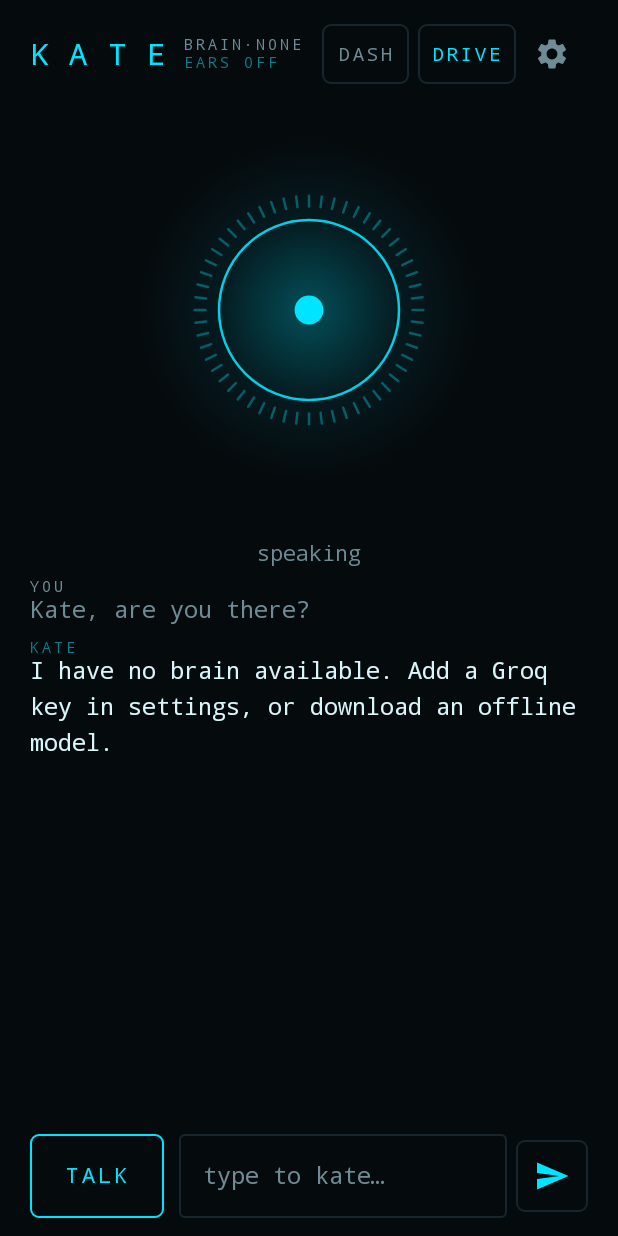
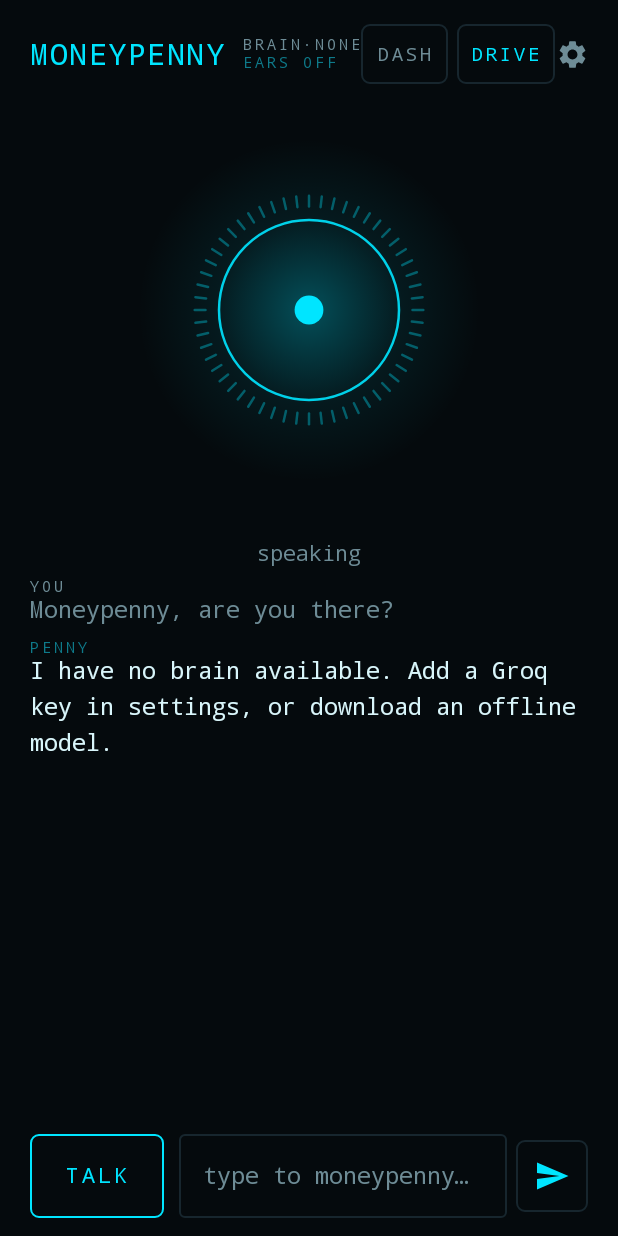
Before and after one commit to LukeTempleman/kate, an Android app built with Jetpack Compose: the screen it shows after launch (MainActivity), after a tap on "TALK", on a phone screen of 412 x 824 dp. Run offline under Robolectric (Android 15) with nearby library versions, the phone set to English and light mode, and no system bars; our stand-ins replace Room's generated code; libraries missing offline, so code that uses them is left out: com.google.mediapipe.tasks, org.apache.commons; 10 statements that could not run were skipped.

Commit message:
Rename Kate → Moneypenny: app label, persona, wake word (▁MONEY PE N N Y + kate alias), UI, intents, portal + release pages; 0.5.0
Co-Authored-By: Claude Fable 5 <noreply@anthropic.com>

```diff
--- a/app/build.gradle.kts
+++ b/app/build.gradle.kts
@@ -15,8 +15,8 @@ android {
         applicationId = "tech.gonxt.kate"
         minSdk = 31
         targetSdk = 36
-        versionCode = 7
-        versionName = "0.4.3"
+        versionCode = 8
+        versionName = "0.5.0"
 
         ndk {
             abiFilters += "arm64-v8a"
--- a/app/src/main/AndroidManifest.xml
+++ b/app/src/main/AndroidManifest.xml
@@ -11,7 +11,7 @@
 
     <application
         android:name=".KateApplication"
-        android:label="Kate"
+        android:label="Moneypenny"
         android:icon="@mipmap/ic_launcher"
         android:supportsRtl="true"
         android:theme="@style/Theme.Kate">
--- a/app/src/main/java/tech/gonxt/kate/KateViewModel.kt
+++ b/app/src/main/java/tech/gonxt/kate/KateViewModel.kt
@@ -47,7 +47,7 @@ class KateViewModel(app: Application) : AndroidViewModel(app) {
     val drivingMode = MutableStateFlow(false)
 
     private val demoUtterances = listOf(
-        "Kate, are you there?",
+        "Moneypenny, are you there?",
         "What can you do so far?",
         "Tell me about your voice.",
         "Who are you?",
--- a/app/src/main/java/tech/gonxt/kate/brain/Brain.kt
+++ b/app/src/main/java/tech/gonxt/kate/brain/Brain.kt
@@ -13,6 +13,6 @@ interface Brain {
     fun reply(history: List<ChatMessage>): Flow<String>
 }
 
-const val KATE_PERSONA = """You are Kate, a warm, concise British personal assistant speaking aloud in a car.
+const val KATE_PERSONA = """You are Moneypenny, a warm, concise British personal assistant speaking aloud in a car.
 Keep spoken turns short — one to three sentences. Never use markdown, lists, or emoji: you are heard, not read.
 If an answer is genuinely long, give a one-sentence spoken summary and offer to save the detail for later."""
--- a/app/src/main/java/tech/gonxt/kate/brain/DummyBrain.kt
+++ b/app/src/main/java/tech/gonxt/kate/brain/DummyBrain.kt
@@ -29,11 +29,11 @@ class DummyBrain(private val tokenDelayMs: Long = 40) : Brain {
         val p = prompt.lowercase()
         return when {
             "hello" in p || "hi " in p || p == "hi" ->
-                "Hello. Lovely to hear you. What do you need?"
+                "Hello. Moneypenny here — what do you need?"
             "weather" in p ->
                 "I can't check live weather yet. That arrives when my online brain is wired in shortly."
             "who are you" in p || "your name" in p ->
-                "I'm Kate, your personal assistant. Right now I'm running on a placeholder brain while my voice and ears are tuned."
+                "I'm Moneypenny, your personal assistant. Right now I'm running on a placeholder brain while my voice and ears are tuned."
             "time" in p ->
                 "My clock capability lands in a later iteration. For now, your dashboard knows best."
             else -> CANNED[prompt.hashCode().absoluteValue % CANNED.size]
--- a/app/src/main/java/tech/gonxt/kate/core/VoicePipeline.kt
+++ b/app/src/main/java/tech/gonxt/kate/core/VoicePipeline.kt
@@ -98,7 +98,7 @@ class VoicePipeline(
             return
         }
         _mode.value = Mode.WAKE
-        _status.value = "say “Kate”"
+        _status.value = "say “Moneypenny”"
         try {
             mic.frames().collect { frame ->
                 when (_mode.value) {
@@ -119,7 +119,7 @@ class VoicePipeline(
                                 is SherpaStt.Event.Partial -> engine.updatePartial(event.text)
                                 is SherpaStt.Event.Final -> {
                                     _mode.value = Mode.WAKE
-                                    _status.value = "say “Kate”"
+                                    _status.value = "say “Moneypenny”"
                                     engine.submitUtterance(event.text)
                                 }
                             }
--- a/app/src/main/java/tech/gonxt/kate/memory/RecallIntents.kt
+++ b/app/src/main/java/tech/gonxt/kate/memory/RecallIntents.kt
@@ -18,12 +18,12 @@ object RecallIntents {
     )
 
     private val FORGET = Regex(
-        "^(?:kate[,;]?\\s*)?forget (?:that|it|this|what i just said)\\.?$",
+        "^(?:(?:kate|moneypenny)[,;]?\\s*)?forget (?:that|it|this|what i just said)\\.?$",
         RegexOption.IGNORE_CASE,
     )
 
     private val PIN = Regex(
-        "^(?:kate[,;]?\\s*)?(?:pin (?:that|this|it)|remember (?:that|this) (?:forever|permanently)|never forget (?:that|this))\\.?$",
+        "^(?:(?:kate|moneypenny)[,;]?\\s*)?(?:pin (?:that|this|it)|remember (?:that|this) (?:forever|permanently)|never forget (?:that|this))\\.?$",
         RegexOption.IGNORE_CASE,
     )
 
--- a/app/src/main/java/tech/gonxt/kate/memory/TopicExtractor.kt
+++ b/app/src/main/java/tech/gonxt/kate/memory/TopicExtractor.kt
@@ -17,7 +17,7 @@ object TopicExtractor {
         "it", "we", "they", "me", "him", "her", "us", "them", "my", "your", "his", "its",
         "our", "their", "this", "that", "these", "those", "what", "which", "who", "whom",
         "when", "where", "why", "how", "not", "no", "yes", "please", "kate", "hey", "ok",
-        "okay", "just", "really", "very", "some", "any", "tell", "say", "said", "know",
+        "okay", "moneypenny", "penny", "just", "really", "very", "some", "any", "tell", "say", "said", "know",
         "think", "want", "like", "get", "got", "make", "go", "going", "there", "here",
         "up", "down", "out", "as", "by", "from", "am", "pm", "dont", "im", "its", "thats",
     )
--- a/app/src/main/java/tech/gonxt/kate/service/KateVoiceService.kt
+++ b/app/src/main/java/tech/gonxt/kate/service/KateVoiceService.kt
@@ -22,7 +22,7 @@ class KateVoiceService : Service() {
     override fun onCreate() {
         super.onCreate()
         val channel = NotificationChannel(
-            CHANNEL_ID, "Kate ears", NotificationManager.IMPORTANCE_MIN,
+            CHANNEL_ID, "Moneypenny ears", NotificationManager.IMPORTANCE_MIN,
         ).apply { description = "Wake-word listening" }
         getSystemService(NotificationManager::class.java).createNotificationChannel(channel)
     }
@@ -53,8 +53,8 @@ class KateVoiceService : Service() {
         )
         return Notification.Builder(this, CHANNEL_ID)
             .setSmallIcon(R.drawable.ic_launcher_foreground)
-            .setContentTitle("Kate")
-            .setContentText("Listening for “Kate”")
+            .setContentTitle("Moneypenny")
+            .setContentText("Listening for “Moneypenny”")
             .setContentIntent(tapIntent)
             .setOngoing(true)
             .build()
--- a/app/src/main/java/tech/gonxt/kate/skills/SkillIntents.kt
+++ b/app/src/main/java/tech/gonxt/kate/skills/SkillIntents.kt
@@ -10,13 +10,13 @@ object SkillIntents {
     }
 
     private val RUN = listOf(
-        Regex("^(?:kate[,;]?\\s*)?run (?:the )?(.+?)(?: (?:on|about|for) (.+?))?\\.?$", RegexOption.IGNORE_CASE),
-        Regex("^(?:kate[,;]?\\s*)?(?:start|launch) (?:the )?(.+?) (?:skill|bot)(?: (?:on|about|for) (.+?))?\\.?$", RegexOption.IGNORE_CASE),
+        Regex("^(?:(?:kate|moneypenny)[,;]?\\s*)?run (?:the )?(.+?)(?: (?:on|about|for) (.+?))?\\.?$", RegexOption.IGNORE_CASE),
+        Regex("^(?:(?:kate|moneypenny)[,;]?\\s*)?(?:start|launch) (?:the )?(.+?) (?:skill|bot)(?: (?:on|about|for) (.+?))?\\.?$", RegexOption.IGNORE_CASE),
     )
 
     private val CREATE = listOf(
-        Regex("^(?:kate[,;]?\\s*)?(?:build|create|make) (?:me )?a (?:new )?skill (?:that |which |to |called )?(.+)$", RegexOption.IGNORE_CASE),
-        Regex("^(?:kate[,;]?\\s*)?build me (?:a |an )?(.+? bot .+)$", RegexOption.IGNORE_CASE),
+        Regex("^(?:(?:kate|moneypenny)[,;]?\\s*)?(?:build|create|make) (?:me )?a (?:new )?skill (?:that |which |to |called )?(.+)$", RegexOption.IGNORE_CASE),
+        Regex("^(?:(?:kate|moneypenny)[,;]?\\s*)?build me (?:a |an )?(.+? bot .+)$", RegexOption.IGNORE_CASE),
     )
 
     fun classify(text: String): Intent {
--- a/app/src/main/java/tech/gonxt/kate/ui/screens/HomeScreen.kt
+++ b/app/src/main/java/tech/gonxt/kate/ui/screens/HomeScreen.kt
@@ -71,7 +71,7 @@ fun HomeScreen(
                 .padding(top = 12.dp),
             verticalAlignment = Alignment.CenterVertically,
         ) {
-            Text("K A T E", style = MaterialTheme.typography.titleLarge, color = KateColors.Cyan)
+            Text("MONEYPENNY", style = MaterialTheme.typography.titleLarge, color = KateColors.Cyan)
             Spacer(Modifier.width(12.dp))
             Column {
                 Text(
@@ -159,7 +159,7 @@ private fun TranscriptRow(msg: ChatMessage) {
     val isKate = msg.role == Role.KATE
     Column(modifier = Modifier.fillMaxWidth()) {
         Text(
-            if (isKate) "KATE" else "YOU",
+            if (isKate) "PENNY" else "YOU",
             style = MaterialTheme.typography.labelSmall,
             color = if (isKate) KateColors.CyanDim else KateColors.TextDim,
         )
@@ -192,7 +192,7 @@ private fun InputBar(onSend: (String) -> Unit, onTalk: () -> Unit) {
         OutlinedTextField(
             value = text,
             onValueChange = { text = it },
-            placeholder = { Text("type to kate…", color = KateColors.TextDim) },
+            placeholder = { Text("type to moneypenny…", color = KateColors.TextDim) },
             singleLine = true,
             modifier = Modifier.weight(1f),
             colors = OutlinedTextFieldDefaults.colors(
--- a/app/src/main/java/tech/gonxt/kate/ui/screens/SettingsScreen.kt
+++ b/app/src/main/java/tech/gonxt/kate/ui/screens/SettingsScreen.kt
@@ -183,7 +183,7 @@ fun SettingsScreen(vm: KateViewModel, onBack: () -> Unit, onOpenVoiceLab: () ->
         }
 
         Text(
-            "kate 0.4.3",
+            "moneypenny 0.5.0",
             style = MaterialTheme.typography.labelSmall,
             color = KateColors.TextDim,
             modifier = Modifier.padding(top = 8.dp, bottom = 24.dp),
--- a/app/src/main/java/tech/gonxt/kate/ui/screens/VoiceLabScreen.kt
+++ b/app/src/main/java/tech/gonxt/kate/ui/screens/VoiceLabScreen.kt
@@ -75,7 +75,7 @@ fun VoiceLabScreen(vm: KateViewModel, onBack: () -> Unit) {
         }
 
         var text by remember {
-            mutableStateOf("Hello, I'm Kate. This is my real voice — synthesised entirely on your phone, no cloud involved.")
+            mutableStateOf("Hello, I'm Moneypenny. This is my real voice — synthesised entirely on your phone, no cloud involved.")
         }
         OutlinedTextField(
             value = text,
```
Also changed, not shown: app/src/main/java/tech/gonxt/kate/audio/SherpaWake.kt (+6 -5 lines), 3 other files.
